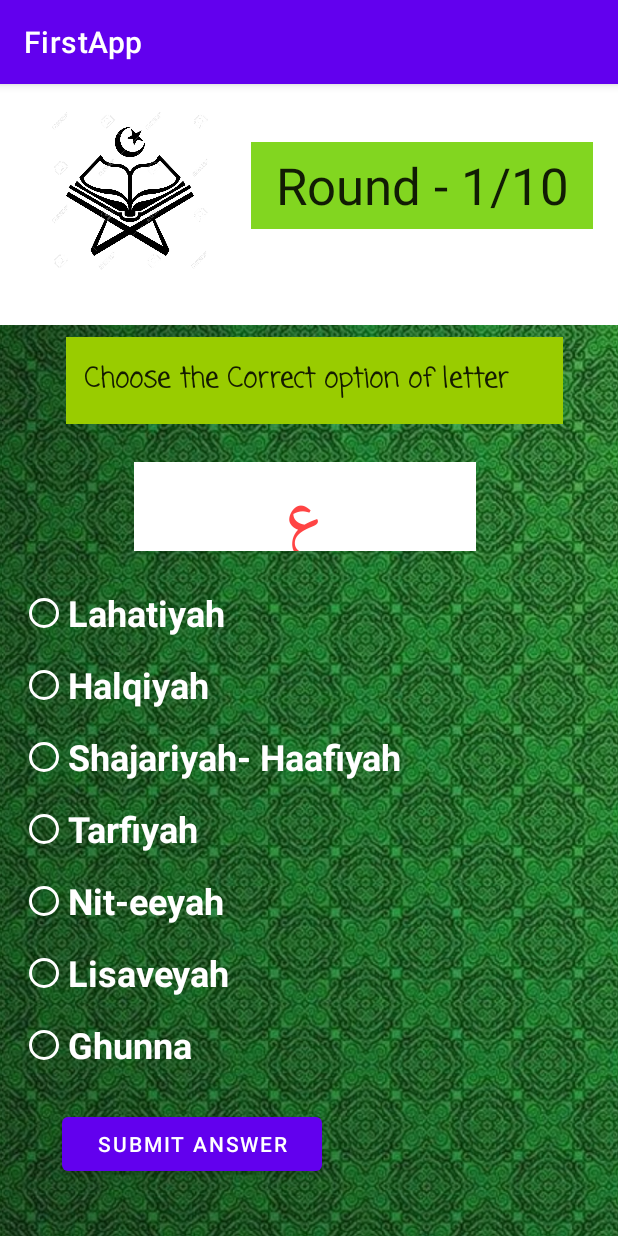
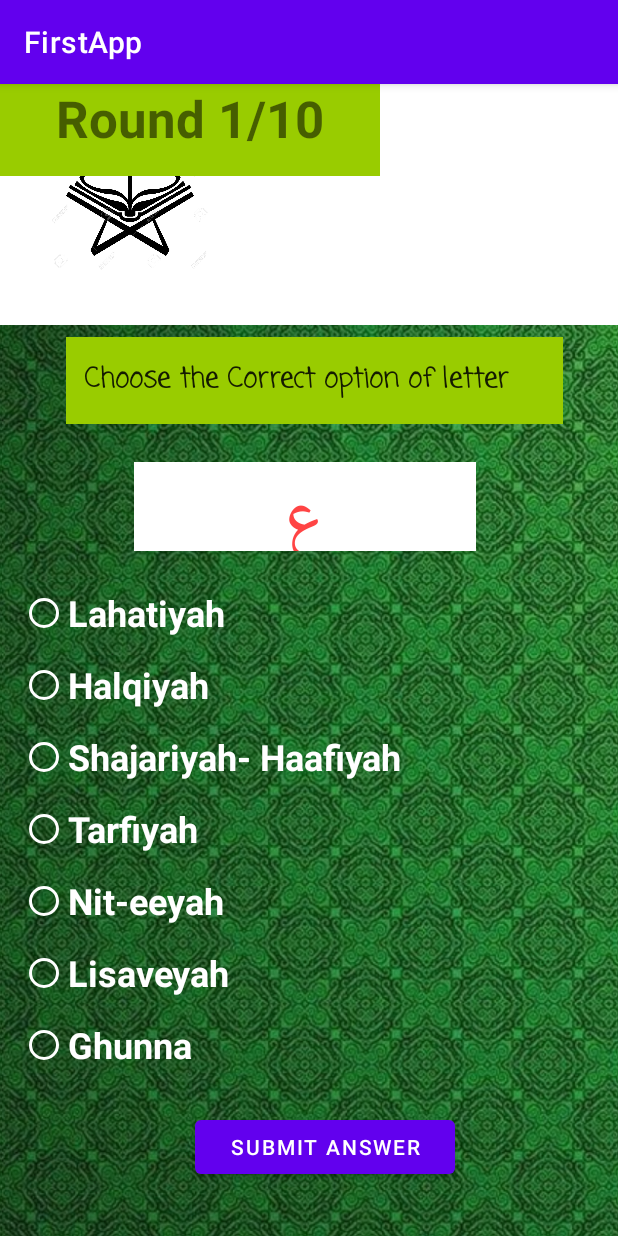
Before and after one commit to aliulali30/Assigment2_MakhrajAlHarufApp, an Android app: the CompetetionActivity screen opened directly, with no data from a screen before it, after a tap on "SUBMIT ANSWER", on a phone screen of 412 x 824 dp. Run offline under Robolectric (Android 15) with nearby library versions, the light colour scheme and no system bars; 1 other tap on this screen came first.

Commit message:
Activity2 Added- with mcqs

```diff
--- a/app/src/main/java/com/example/firstapp/CompetetionActivity.java
+++ b/app/src/main/java/com/example/firstapp/CompetetionActivity.java
@@ -5,24 +5,58 @@ import androidx.appcompat.app.AppCompatActivity;
 import android.os.Bundle;
 import android.view.View;
 import android.widget.Button;
+import android.widget.RadioButton;
+import android.widget.RadioGroup;
 import android.widget.TextView;
 
 import java.util.Random;
 
 public class CompetetionActivity extends AppCompatActivity {
-     TextView CompText ;
-      Button btn;
+     TextView CompText,Roundtext ;
+      Button submit;
+      int Number_of_rounds=0,score=0;
+      RadioGroup rg;
+
+
     @Override
     protected void onCreate(Bundle savedInstanceState) {
         super.onCreate(savedInstanceState);
         setContentView(R.layout.activity_competetion);
         char[] arbiAlphabet={'ا','ب','ت','ث','ج','ح','خ','د','ذ','ر','ز','س','ش','ص','ض','ط','ظ','ع','غ','ف','ق','ك','ل','م','ن','ه','و','ي'};
-       char temp=showCharacter(arbiAlphabet);
-       btn=findViewById(R.id.submitAns);
-       btn.setOnClickListener(new View.OnClickListener() {
+
+       Roundtext=findViewById(R.id.textViewRound);
+        rg=findViewById(R.id.radioGroup);
+
+        submit=findViewById(R.id.submitAns);
+       submit.setOnClickListener(new View.OnClickListener() {
            @Override
            public void onClick(View v) {
-              char temp= showCharacter(arbiAlphabet);
+               if(Number_of_rounds>0 && Number_of_rounds<=10) {
+                   String roundTitle="Round "+Number_of_rounds+"/10";
+                   Roundtext.setText(roundTitle);
+                   char correctAns;
+                   correctAns = showCharacter(arbiAlphabet);
+                   int CorrectoptionNumber = corrctOptionNumber(correctAns);
+                   int markoptionNumber = MakrOptionNumber();
+
+                   if (markoptionNumber == CorrectoptionNumber) {
+                       score += 1;
+                   }
+                   Number_of_rounds++;
+                   rg.clearCheck();
+               }
+               else if(Number_of_rounds<=0)
+               {
+                   submit.setText("Submit Answer");
+                   Number_of_rounds++;
+                   String roundTitle="Round "+Number_of_rounds+"/10";
+                   Roundtext.setText(roundTitle);
+               }
+
+               if(Number_of_rounds>10){
+                   submit.setText("final submit");
+               }
+
            }
        });
 
@@ -38,4 +72,73 @@ public class CompetetionActivity extends AppCompatActivity {
         CompText.setText(text);
         return ch;
     }
+
+    public int corrctOptionNumber(char ch){
+       char[] Halqiyah={'ا','ه','ع','غ','خ','ح'};
+        char[] Lahatiyah={'ق','ک'};
+        char[] ShajariyahـHaafiyah={'ج','ش','ی','ض'};
+        char[] Tarfiyah={'ل','ن','ر'};
+        char[] Nitـeeyah={'ت','د','ط'};
+        char[] Lisaveyah={'ذ','ث','ظ','ز','س','ص'};
+        char[] Ghunna={'م','ف','ب','و'};
+
+        for(int i=0;i<2;i++)
+            if(ch==Lahatiyah[i])
+                return 1 ;
+
+        for(int i=0;i<6;i++)
+            if(ch==Halqiyah[i])
+                return 2 ;
+
+        for(int i=0;i<4;i++)
+            if(ch==ShajariyahـHaafiyah[i])
+                return 3 ;
+
+        for(int i=0;i<3;i++)
+            if(ch==Tarfiyah[i])
+                return 4 ;
+
+        for(int i=0;i<3;i++)
+            if(ch==Nitـeeyah[i])
+                return 5 ;
+
+        for(int i=0;i<6;i++)
+            if(ch==Lisaveyah[i])
+                return 6 ;
+
+        for(int i=0;i<4;i++)
+            if(ch==Ghunna[i])
+                return 7 ;
+
+        return 0;
+    }
+
+
+    int MakrOptionNumber(){
+        RadioButton Halqiyah,Lahatiyah,Shajariyah_Haafiyah,Tarfiyah,Nit_eeyah,Lisaveyah,Ghunna;
+    Halqiyah=findViewById(R.id.radioButton);
+    Lahatiyah=findViewById(R.id.radioButton2);
+    Shajariyah_Haafiyah=findViewById(R.id.radioButton3);
+    Tarfiyah=findViewById(R.id.radioButton4);
+    Nit_eeyah=findViewById(R.id.radioButton5);
+    Lisaveyah=findViewById(R.id.radioButton6);
+    Ghunna=findViewById(R.id.radioButton7);
+
+    if(Lahatiyah.isChecked())
+        return 1;
+    if(Halqiyah.isChecked())
+        return 2;
+    if(Shajariyah_Haafiyah.isChecked())
+        return 3;
+    if(Tarfiyah.isChecked())
+        return 4;
+    if(Nit_eeyah.isChecked())
+        return 5;
+    if(Lisaveyah.isChecked())
+        return 6;
+    if(Ghunna.isChecked())
+        return 7;
+
+    return 0;
+    }
 }
--- a/app/src/main/res/layout/activity_competetion.xml
+++ b/app/src/main/res/layout/activity_competetion.xml
@@ -16,26 +16,6 @@
         app:layout_constraintStart_toStartOf="parent"
         app:layout_constraintTop_toTopOf="parent"
         app:srcCompat="@drawable/avatar" />
-
-    <EditText
-        android:id="@+id/editTextTextPersonName3"
-        android:layout_width="228dp"
-        android:layout_height="58dp"
-        android:layout_marginStart="10dp"
-        android:layout_marginTop="40dp"
-        android:layout_marginBottom="73dp"
-        android:background="@color/cardview_light_background"
-        android:backgroundTint="#82D620"
-        android:ems="10"
-        android:inputType="textPersonName"
-        android:text="Round - 1/10"
-        android:textAlignment="center"
-        android:textSize="34sp"
-        app:layout_constraintBottom_toTopOf="@+id/editTextTextPersonName5"
-        app:layout_constraintEnd_toEndOf="parent"
-        app:layout_constraintHorizontal_bias="0.111"
-        app:layout_constraintStart_toEndOf="@+id/imageView2"
-        app:layout_constraintTop_toTopOf="parent" />
 
     <ImageView
         android:id="@+id/imageView3"
@@ -77,7 +57,7 @@
         android:layout_marginTop="50dp"
         android:layout_marginBottom="5dp"
         android:background="@android:color/white"
-        android:text="TextView"
+        android:text="-----"
         android:textAlignment="center"
         android:textColor="@android:color/holo_red_light"
         android:textSize="48sp"
@@ -175,12 +155,24 @@
         android:layout_width="173dp"
         android:layout_height="48dp"
         android:layout_marginTop="20dp"
-        android:text="Submit Answer"
+        android:text="Start Test"
         app:layout_constraintBottom_toBottomOf="parent"
         app:layout_constraintEnd_toEndOf="parent"
-        app:layout_constraintHorizontal_bias="0.174"
+        app:layout_constraintHorizontal_bias="0.544"
         app:layout_constraintStart_toStartOf="parent"
         app:layout_constraintTop_toBottomOf="@+id/radioGroup"
-        app:layout_constraintVertical_bias="0.0" />
+        app:layout_constraintVertical_bias="0.047" />
+
+    <TextView
+        android:id="@+id/textViewRound"
+        android:layout_width="253dp"
+        android:layout_height="61dp"
+        android:background="@android:color/holo_green_light"
+        android:text="Round 0/10"
+        android:textAlignment="center"
+        android:textSize="34sp"
+        android:textStyle="bold"
+        tools:layout_editor_absoluteX="190dp"
+        tools:layout_editor_absoluteY="46dp" />
 
 </androidx.constraintlayout.widget.ConstraintLayout>
```
